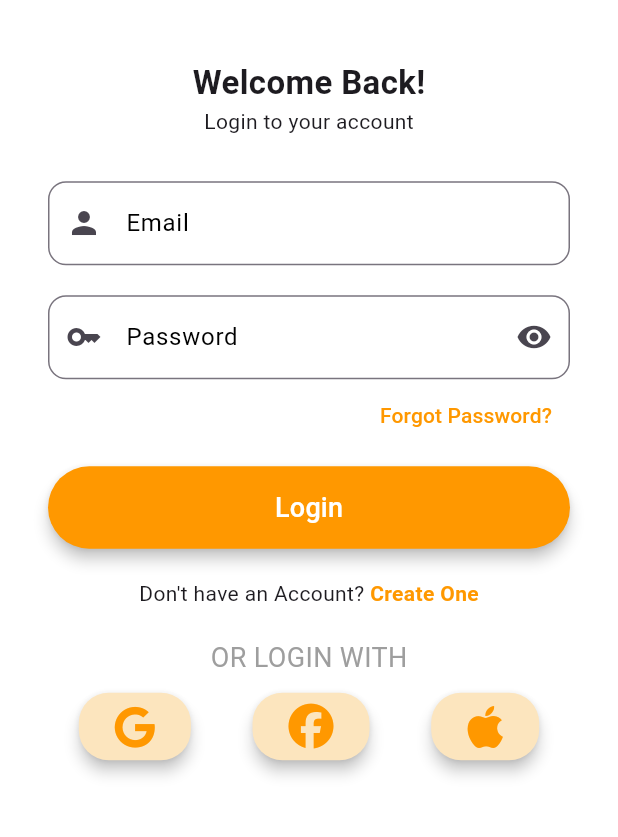
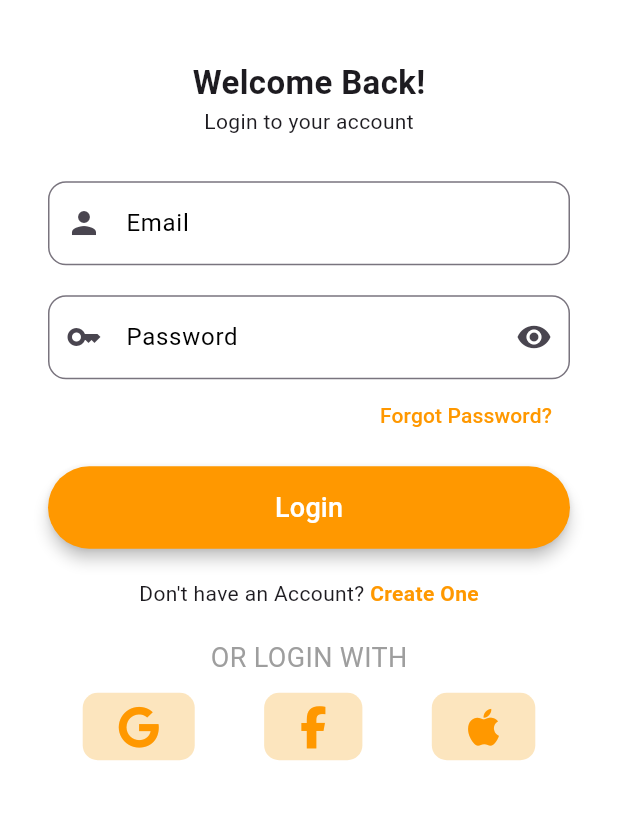
Before and after one commit to BinodLamichhane31/Hisab-Kitab-Flutter, a Flutter app: the screen it shows after launch, on a phone screen of 412 x 824 dp, the part 298-1135 px from its top. Run offline on Flutter 3.47's test engine with Material 3 defaults, Android fonts, the phone set to English and light mode, and no system bars; our stand-ins replace font_awesome_flutter.

Commit message:
made common widget for the social icon buttons

```diff
--- /dev/null
+++ b/lib/common/social_icons_button.dart
@@ -0,0 +1,30 @@
+import 'package:flutter/material.dart';
+import 'package:font_awesome_flutter/font_awesome_flutter.dart';
+
+class SocialIconsButton extends StatelessWidget {
+  final icon;
+  final VoidCallback onPressed;
+  const SocialIconsButton({
+    super.key,
+    required this.icon,
+    required this.onPressed,
+  });
+
+  @override
+  Widget build(BuildContext context) {
+    return SizedBox(
+      height: 45,
+      child: ElevatedButton(
+        onPressed: onPressed,
+        style: ElevatedButton.styleFrom(
+          backgroundColor: const Color.fromARGB(255, 252, 229, 190),
+          elevation: 0,
+          shape: RoundedRectangleBorder(
+            borderRadius: BorderRadius.circular(10),
+          ),
+        ),
+        child: FaIcon(icon, size: 28, color: Colors.orange),
+      ),
+    );
+  }
+}
--- a/lib/view/login_view.dart
+++ b/lib/view/login_view.dart
@@ -1,5 +1,6 @@
 import 'package:flutter/material.dart';
 import 'package:font_awesome_flutter/font_awesome_flutter.dart';
+import 'package:hisab_kitab/common/social_icons_button.dart';
 import 'package:hisab_kitab/view/dashboard_view.dart';
 import 'package:hisab_kitab/view/forgot_password_view.dart';
 import 'package:hisab_kitab/view/signup_view.dart';
@@ -213,74 +214,17 @@ class _LoginViewState extends State<LoginView> {
                   Row(
                     mainAxisAlignment: MainAxisAlignment.spaceAround,
                     children: [
-                      SizedBox(
-                        height: 45,
-                        child: ElevatedButton(
-                          onPressed: () {},
-                          style: ElevatedButton.styleFrom(
-                            backgroundColor: const Color.fromARGB(
-                              255,
-                              252,
-                              229,
-                              190,
-                            ),
-                            elevation: 4,
-                            shape: RoundedRectangleBorder(
-                              borderRadius: BorderRadius.circular(20),
-                            ),
-                          ),
-                          child: FaIcon(
-                            FontAwesomeIcons.google,
-                            size: 28,
-                            color: Colors.orange,
-                          ),
-                        ),
+                      SocialIconsButton(
+                        icon: FontAwesomeIcons.google,
+                        onPressed: () {},
                       ),
-                      SizedBox(
-                        height: 45,
-                        child: ElevatedButton(
-                          onPressed: () {},
-                          style: ElevatedButton.styleFrom(
-                            backgroundColor: const Color.fromARGB(
-                              255,
-                              252,
-                              229,
-                              190,
-                            ),
-                            elevation: 4,
-                            shape: RoundedRectangleBorder(
-                              borderRadius: BorderRadius.circular(20),
-                            ),
-                          ),
-                          child: FaIcon(
-                            FontAwesomeIcons.facebook,
-                            size: 30,
-                            color: Colors.orange,
-                          ),
-                        ),
+                      SocialIconsButton(
+                        icon: FontAwesomeIcons.facebookF,
+                        onPressed: () {},
                       ),
-                      SizedBox(
-                        height: 45,
-                        child: ElevatedButton(
-                          onPressed: () {},
-                          style: ElevatedButton.styleFrom(
-                            backgroundColor: const Color.fromARGB(
-                              255,
-                              252,
-                              229,
-                              190,
-                            ),
-                            elevation: 4,
-                            shape: RoundedRectangleBorder(
-                              borderRadius: BorderRadius.circular(20),
-                            ),
-                          ),
-                          child: FaIcon(
-                            FontAwesomeIcons.apple,
-                            size: 32,
-                            color: Colors.orange,
-                          ),
-                        ),
+                      SocialIconsButton(
+                        icon: FontAwesomeIcons.apple,
+                        onPressed: () {},
                       ),
                     ],
                   ),
```
